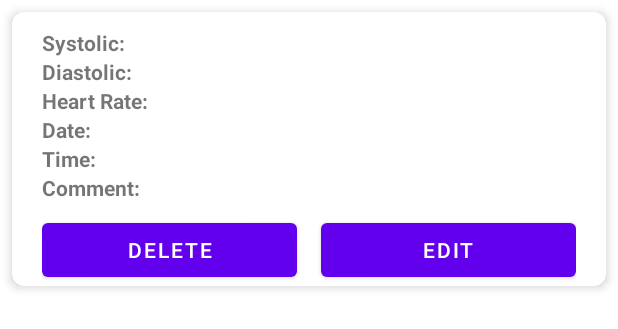
After one commit to abdulla30r/CardiacRecorder, an Android app: the layout item.xml on its own in the app's theme, with its tools: preview values and no code run, on a phone screen of 412 x 824 dp. The commit adds this screen. Shown: the top 329 px of the screen. Run offline under Robolectric (Android 15) with nearby library versions, the phone set to English and light mode, and no system bars.

Commit message:
recyler view added

```diff
--- /dev/null
+++ b/app/src/main/res/layout/item.xml
@@ -0,0 +1,177 @@
+<?xml version="1.0" encoding="utf-8"?>
+<androidx.cardview.widget.CardView xmlns:android="http://schemas.android.com/apk/res/android"
+    xmlns:app="http://schemas.android.com/apk/res-auto"
+    android:layout_width="match_parent"
+    android:layout_height="wrap_content"
+    android:layout_margin="8dp"
+    android:padding="16dp"
+    android:foreground="?android:attr/selectableItemBackground"
+    app:cardCornerRadius="8dp"
+    app:cardElevation="4dp">
+
+    <androidx.constraintlayout.widget.ConstraintLayout
+        android:layout_width="match_parent"
+        android:layout_height="wrap_content"
+        android:layout_marginTop="5dp"
+        android:paddingLeft="20dp"
+        android:paddingTop="5dp"
+        android:paddingRight="20dp">
+
+        <!-- Systolic -->
+        <TextView
+            android:id="@+id/tvSystolicLabel"
+            android:layout_width="wrap_content"
+            android:layout_height="wrap_content"
+            android:layout_marginBottom="8dp"
+            android:text="Systolic:"
+            android:textStyle="bold"
+            app:layout_constraintStart_toStartOf="parent"
+            app:layout_constraintTop_toTopOf="parent" />
+
+        <TextView
+            android:id="@+id/tvSystolic"
+            android:layout_width="0dp"
+            android:layout_height="wrap_content"
+            android:textColor="@android:color/black"
+            app:layout_constraintEnd_toEndOf="parent"
+            app:layout_constraintStart_toEndOf="@id/tvSystolicLabel"
+            app:layout_constraintTop_toTopOf="@id/tvSystolicLabel" />
+
+        <!-- Diastolic -->
+        <TextView
+            android:id="@+id/tvDiastolicLabel"
+            android:layout_width="wrap_content"
+            android:layout_height="wrap_content"
+            android:layout_marginBottom="8dp"
+            android:text="Diastolic:"
+            android:textStyle="bold"
+            app:layout_constraintStart_toStartOf="parent"
+            app:layout_constraintTop_toBottomOf="@id/tvSystolic" />
+
+        <TextView
+            android:id="@+id/tvDiastolic"
+            android:layout_width="0dp"
+            android:layout_height="wrap_content"
+            android:textColor="@android:color/black"
+            app:layout_constraintEnd_toEndOf="parent"
+            app:layout_constraintStart_toEndOf="@id/tvDiastolicLabel"
+            app:layout_constraintTop_toTopOf="@id/tvDiastolicLabel" />
+
+        <!-- Heart Rate -->
+        <TextView
+            android:id="@+id/tvHeartRateLabel"
+            android:layout_width="wrap_content"
+            android:layout_height="wrap_content"
+            android:layout_marginBottom="8dp"
+            android:text="Heart Rate:"
+            android:textStyle="bold"
+            app:layout_constraintStart_toStartOf="parent"
+            app:layout_constraintTop_toBottomOf="@id/tvDiastolic" />
+
+        <TextView
+            android:id="@+id/tvHeartRate"
+            android:layout_width="0dp"
+            android:layout_height="wrap_content"
+            android:textColor="@android:color/black"
+            app:layout_constraintEnd_toEndOf="parent"
+            app:layout_constraintStart_toEndOf="@id/tvHeartRateLabel"
+            app:layout_constraintTop_toTopOf="@id/tvHeartRateLabel" />
+
+        <!-- Date -->
+        <TextView
+            android:id="@+id/tvDateLabel"
+            android:layout_width="wrap_content"
+            android:layout_height="wrap_content"
+            android:layout_marginBottom="8dp"
+            android:text="Date:"
+            android:textStyle="bold"
+            app:layout_constraintStart_toStartOf="parent"
+            app:layout_constraintTop_toBottomOf="@id/tvHeartRate" />
+
+        <TextView
+            android:id="@+id/tvDate"
+            android:layout_width="0dp"
+            android:layout_height="wrap_content"
+            android:textColor="@android:color/black"
+            app:layout_constraintEnd_toEndOf="parent"
+            app:layout_constraintStart_toEndOf="@id/tvDateLabel"
+            app:layout_constraintTop_toTopOf="@id/tvDateLabel" />
+
+        <!-- Time -->
+        <TextView
+            android:id="@+id/tvTimeLabel"
+            android:layout_width="wrap_content"
+            android:layout_height="wrap_content"
+            android:layout_marginBottom="8dp"
+            android:text="Time:"
+            android:textStyle="bold"
+            app:layout_constraintStart_toStartOf="parent"
+            app:layout_constraintTop_toBottomOf="@id/tvDate" />
+
+        <TextView
+            android:id="@+id/tvTime"
+            android:layout_width="0dp"
+            android:layout_height="wrap_content"
+            android:textColor="@android:color/black"
+            app:layout_constraintEnd_toEndOf="parent"
+            app:layout_constraintStart_toEndOf="@id/tvTimeLabel"
+            app:layout_constraintTop_toTopOf="@id/tvTimeLabel" />
+
+        <!-- Comment -->
+        <TextView
+            android:id="@+id/tvCommentLabel"
+            android:layout_width="wrap_content"
+            android:layout_height="wrap_content"
+            android:layout_marginBottom="8dp"
+            android:text="Comment:"
+            android:textStyle="bold"
+            app:layout_constraintStart_toStartOf="parent"
+            app:layout_constraintTop_toBottomOf="@id/tvTime" />
+
+        <TextView
+            android:id="@+id/tvComment"
+            android:layout_width="0dp"
+            android:layout_height="wrap_content"
+            android:textColor="@android:color/black"
+            app:layout_constraintEnd_toEndOf="parent"
+            app:layout_constraintStart_toEndOf="@id/tvCommentLabel"
+            app:layout_constraintTop_toTopOf="@id/tvCommentLabel" />
+
+        <!-- Buttons -->
+        <LinearLayout
+            android:layout_width="match_parent"
+            android:layout_height="wrap_content"
+            android:layout_marginTop="8dp"
+            android:orientation="horizontal"
+            app:layout_constraintTop_toBottomOf="@id/tvComment">
+
+            <Button
+                android:id="@+id/btnDelete"
+                android:layout_width="0dp"
+                android:layout_height="wrap_content"
+                android:layout_weight="1"
+                android:text="Delete"
+                app:layout_constraintEnd_toStartOf="@id/space"
+                app:layout_constraintStart_toStartOf="parent" />
+
+            <Space
+                android:id="@+id/space"
+                android:layout_width="16dp"
+                android:layout_height="wrap_content"
+                app:layout_constraintEnd_toStartOf="@id/btnEdit"
+                app:layout_constraintStart_toEndOf="@id/btnDelete" />
+
+            <Button
+                android:id="@+id/btnEdit"
+                android:layout_width="0dp"
+                android:layout_height="wrap_content"
+                android:layout_weight="1"
+                android:text="Edit"
+                app:layout_constraintEnd_toEndOf="parent"
+                app:layout_constraintStart_toEndOf="@id/space" />
+
+        </LinearLayout>
+
+    </androidx.constraintlayout.widget.ConstraintLayout>
+
+</androidx.cardview.widget.CardView>
```
Also changed, not shown: app/src/main/java/com/example/cardiacrecorder/MainActivity.java (+57 -3 lines), app/src/main/java/com/example/cardiacrecorder/MyAdapter.java (added, +106 -0 lines), app/src/main/res/layout/activity_main.xml (+11 -2 lines).
